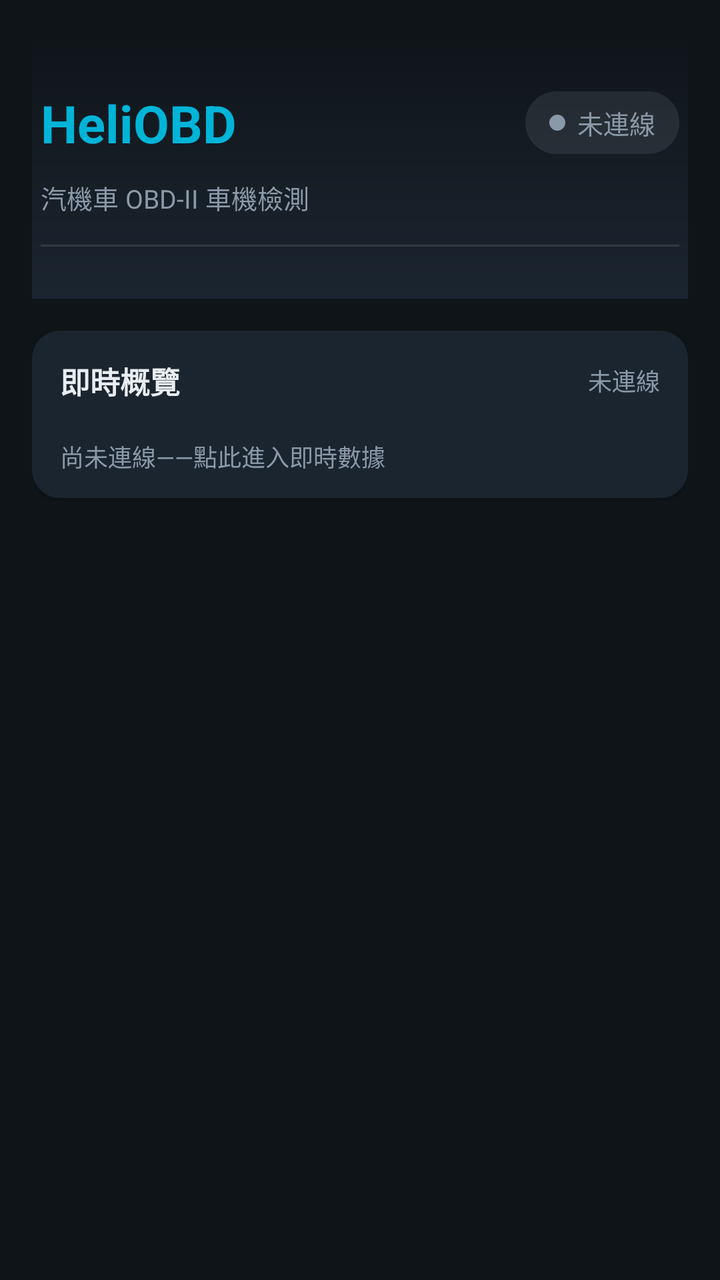
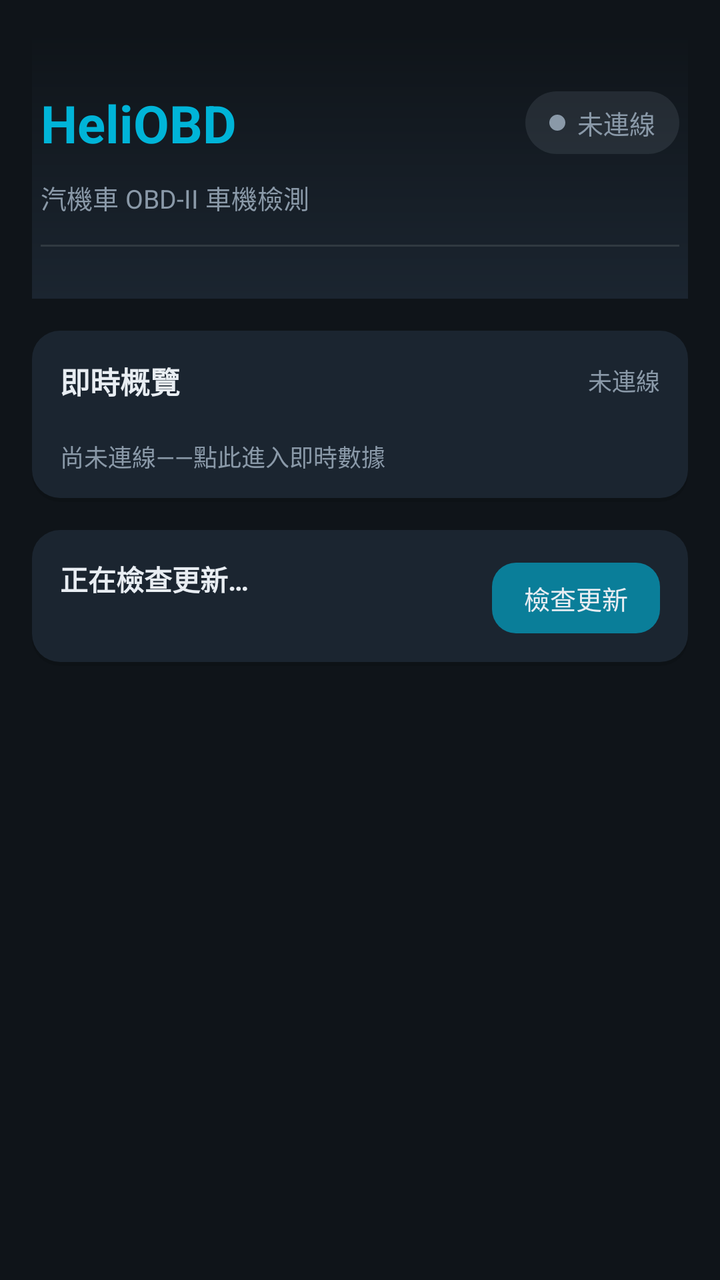

Compare the two renders of this Android layout. The source of the first and the diff that turns it into the second are given below.
<!-- AndroidManifest.xml: application theme Theme.HeliOBD -->
<!-- res/layout/activity_main.xml -->
<?xml version="1.0" encoding="utf-8"?>
<LinearLayout xmlns:android="http://schemas.android.com/apk/res/android"
    android:layout_width="match_parent"
    android:layout_height="match_parent"
    android:orientation="vertical"
    android:padding="16dp">

    
    <LinearLayout
        android:layout_width="match_parent"
        android:layout_height="wrap_content"
        android:layout_marginStart="-16dp"
        android:layout_marginEnd="-16dp"
        android:background="@drawable/bg_hero"
        android:orientation="vertical"
        android:paddingStart="20dp"
        android:paddingEnd="20dp"
        android:paddingTop="28dp"
        android:paddingBottom="26dp">

        
        <LinearLayout
            android:layout_width="match_parent"
            android:layout_height="wrap_content"
            android:gravity="center_vertical"
            android:orientation="horizontal">

            <TextView
                android:layout_width="wrap_content"
                android:layout_height="wrap_content"
                android:text="@string/app_name"
                android:textColor="@color/primary"
                android:textSize="26sp"
                android:textStyle="bold" />

            <Space
                android:layout_width="0dp"
                android:layout_height="1dp"
                android:layout_weight="1" />

            
            <LinearLayout
                android:id="@+id/status_pill"
                android:layout_width="wrap_content"
                android:layout_height="wrap_content"
                android:background="@drawable/bg_status_pill"
                android:gravity="center_vertical"
                android:orientation="horizontal"
                android:paddingStart="12dp"
                android:paddingEnd="12dp"
                android:paddingTop="6dp"
                android:paddingBottom="6dp">

                <View
                    android:id="@+id/status_dot"
                    android:layout_width="8dp"
                    android:layout_height="8dp"
                    android:layout_marginEnd="6dp"
                    android:background="@drawable/bg_status_dot" />

                <TextView
                    android:id="@+id/obd_status"
                    android:layout_width="wrap_content"
                    android:layout_height="wrap_content"
                    android:text="@string/obd_disconnected"
                    android:textColor="@color/text_secondary"
                    android:textSize="13sp" />
            </LinearLayout>
        </LinearLayout>

        
        <TextView
            android:layout_width="wrap_content"
            android:layout_height="wrap_content"
            android:layout_marginTop="10dp"
            android:text="@string/splash_tagline"
            android:textColor="@color/text_secondary"
            android:textSize="13sp" />

        
        <View
            android:layout_width="match_parent"
            android:layout_height="1dp"
            android:layout_marginTop="14dp"
            android:background="@color/stroke" />
    </LinearLayout>

    
    <androidx.core.widget.NestedScrollView
        android:layout_width="match_parent"
        android:layout_height="0dp"
        android:layout_marginTop="16dp"
        android:layout_weight="1"
        android:fillViewport="true">

        <LinearLayout
            android:layout_width="match_parent"
            android:layout_height="wrap_content"
            android:orientation="vertical">

            
            <LinearLayout
                android:id="@+id/dashboard_card"
                android:layout_width="match_parent"
                android:layout_height="wrap_content"
                android:layout_marginBottom="14dp"
                android:background="@drawable/bg_card"
                android:clickable="true"
                android:focusable="true"
                android:orientation="vertical"
                android:padding="14dp">

                <LinearLayout
                    android:layout_width="match_parent"
                    android:layout_height="wrap_content"
                    android:gravity="center_vertical"
                    android:orientation="horizontal">

                    <TextView
                        android:id="@+id/dashboard_title"
                        android:layout_width="0dp"
                        android:layout_height="wrap_content"
                        android:layout_weight="1"
                        android:text="@string/dashboard_title"
                        android:textColor="@color/text_primary"
                        android:textSize="15sp"
                        android:textStyle="bold" />

                    <TextView
                        android:id="@+id/dashboard_status"
                        android:layout_width="wrap_content"
                        android:layout_height="wrap_content"
                        android:text="@string/dashboard_status_idle"
                        android:textColor="@color/text_secondary"
                        android:textSize="12sp" />
                </LinearLayout>

                <LinearLayout
                    android:id="@+id/dashboard_grid"
                    android:layout_width="match_parent"
                    android:layout_height="wrap_content"
                    android:layout_marginTop="10dp"
                    android:orientation="vertical" />

                <TextView
                    android:id="@+id/dashboard_hint"
                    android:layout_width="wrap_content"
                    android:layout_height="wrap_content"
                    android:layout_marginTop="8dp"
                    android:text="@string/dashboard_hint_idle"
                    android:textColor="@color/text_secondary"
                    android:textSize="12sp" />
            </LinearLayout>

            <LinearLayout
                android:id="@+id/feature_container"
                android:layout_width="match_parent"
                android:layout_height="wrap_content"
                android:orientation="vertical" />
        </LinearLayout>
    </androidx.core.widget.NestedScrollView>

</LinearLayout>
<!-- resources referenced by this layout -->
<resources>
  <color name="primary">#00B4D8</color>
  <color name="stroke">#1AFFFFFF</color>
  <color name="text_primary">#E8EDF2</color>
  <color name="text_secondary">#8A99A8</color>
  <!-- drawable bg_card (drawable) -->
  <?xml version="1.0" encoding="utf-8"?>
  <layer-list xmlns:android="http://schemas.android.com/apk/res/android">
      
      <item android:top="2dp">
          <shape android:shape="rectangle">
              <solid android:color="#1F000000" />
              <corners android:radius="14dp" />
          </shape>
      </item>
      
      <item android:bottom="2dp">
          <shape android:shape="rectangle">
              <solid android:color="@color/surface" />
              <corners android:radius="14dp" />
          </shape>
      </item>
  </layer-list>
  <!-- drawable bg_hero (drawable) -->
  <?xml version="1.0" encoding="utf-8"?>
  <shape xmlns:android="http://schemas.android.com/apk/res/android" android:shape="rectangle">
      <gradient
          android:angle="270"
          android:startColor="@color/bg"
          android:endColor="@color/surface" />
  </shape>
  <!-- drawable bg_status_dot (drawable) -->
  <?xml version="1.0" encoding="utf-8"?>
  <shape xmlns:android="http://schemas.android.com/apk/res/android" android:shape="oval">
      <solid android:color="@color/text_secondary" />
  </shape>
  <!-- drawable bg_status_pill (drawable) -->
  <?xml version="1.0" encoding="utf-8"?>
  <shape xmlns:android="http://schemas.android.com/apk/res/android" android:shape="rectangle">
      <solid android:color="@color/pill_idle" />
      <corners android:radius="999dp" />
  </shape>
  <string name="app_name">HeliOBD</string>
  <string name="dashboard_hint_idle">尚未連線——點此進入即時數據</string>
  <string name="dashboard_status_idle">未連線</string>
  <string name="dashboard_title">即時概覽</string>
  <string name="obd_disconnected">未連線</string>
  <string name="splash_tagline">汽機車 OBD-II 車機檢測</string>
  <style name="Theme.HeliOBD" parent="Theme.AppCompat.DayNight.NoActionBar">
          <item name="colorPrimary">@color/primary</item>
          <item name="colorPrimaryDark">@color/primary_dark</item>
          <item name="colorAccent">@color/accent</item>
          <item name="android:windowBackground">@color/bg</item>
          <item name="android:statusBarColor">@color/bg</item>
          <item name="android:navigationBarColor">@color/bg</item>
          <item name="android:textColorPrimary">@color/text_primary</item>
          <item name="android:textColorSecondary">@color/text_secondary</item>
          
          <item name="android:windowLightStatusBar">@bool/window_light_status_bar</item>
          <item name="android:windowActionModeOverlay">true</item>
          <item name="android:windowNoTitle">true</item>
      </style>
  <color name="surface">#1B2530</color>
  <color name="bg">#0F1419</color>
  <color name="pill_idle">#268A99A8</color>
  <color name="primary_dark">#0A7E99</color>
  <color name="accent">#FF6B35</color>
</resources>

<!-- the commit's change to res/layout/activity_main.xml (unified diff, before → after) -->
@@ -152,6 +152,57 @@
                     android:textSize="12sp" />
             </LinearLayout>
 
+            
+            <LinearLayout
+                android:id="@+id/update_card"
+                android:layout_width="match_parent"
+                android:layout_height="wrap_content"
+                android:layout_marginBottom="14dp"
+                android:background="@drawable/bg_card"
+                android:gravity="center_vertical"
+                android:orientation="horizontal"
+                android:padding="14dp">
+
+                <LinearLayout
+                    android:layout_width="0dp"
+                    android:layout_height="wrap_content"
+                    android:layout_weight="1"
+                    android:orientation="vertical">
+
+                    <TextView
+                        android:id="@+id/update_status"
+                        android:layout_width="match_parent"
+                        android:layout_height="wrap_content"
+                        android:text="@string/update_ui_checking"
+                        android:textColor="@color/text_primary"
+                        android:textSize="14sp"
+                        android:textStyle="bold" />
+
+                    <TextView
+                        android:id="@+id/update_version"
+                        android:layout_width="match_parent"
+                        android:layout_height="wrap_content"
+                        android:layout_marginTop="3dp"
+                        android:textColor="@color/text_secondary"
+                        android:textSize="12sp" />
+                </LinearLayout>
+
+                <TextView
+                    android:id="@+id/update_btn"
+                    android:layout_width="wrap_content"
+                    android:layout_height="wrap_content"
+                    android:background="@drawable/bg_button"
+                    android:clickable="true"
+                    android:focusable="true"
+                    android:paddingStart="16dp"
+                    android:paddingEnd="16dp"
+                    android:paddingTop="8dp"
+                    android:paddingBottom="8dp"
+                    android:text="@string/update_ui_check"
+                    android:textColor="@color/text_primary"
+                    android:textSize="13sp" />
+            </LinearLayout>
+
             <LinearLayout
                 android:id="@+id/feature_container"
                 android:layout_width="match_parent"
<!-- resource entries referenced after the edit -->
@@ -4,6 +4,17 @@
   <color name="stroke">#1AFFFFFF</color>
   <color name="text_primary">#E8EDF2</color>
   <color name="text_secondary">#8A99A8</color>
+  <!-- drawable bg_button (drawable) -->
+  <?xml version="1.0" encoding="utf-8"?>
+  <selector xmlns:android="http://schemas.android.com/apk/res/android">
+      <item android:state_pressed="true" android:drawable="@drawable/bg_button_pressed" />
+      <item>
+          <shape android:shape="rectangle">
+              <solid android:color="@color/primary_dark" />
+              <corners android:radius="12dp" />
+          </shape>
+      </item>
+  </selector>
   <!-- drawable bg_card (drawable) -->
   <?xml version="1.0" encoding="utf-8"?>
   <layer-list xmlns:android="http://schemas.android.com/apk/res/android">
@@ -47,6 +58,8 @@
   <string name="dashboard_title">即時概覽</string>
   <string name="obd_disconnected">未連線</string>
   <string name="splash_tagline">汽機車 OBD-II 車機檢測</string>
+  <string name="update_ui_check">檢查更新</string>
+  <string name="update_ui_checking">正在檢查更新…</string>
   <style name="Theme.HeliOBD" parent="Theme.AppCompat.DayNight.NoActionBar">
           <item name="colorPrimary">@color/primary</item>
           <item name="colorPrimaryDark">@color/primary_dark</item>
@@ -61,10 +74,17 @@
           <item name="android:windowActionModeOverlay">true</item>
           <item name="android:windowNoTitle">true</item>
       </style>
+  <!-- drawable bg_button_pressed (drawable) -->
+  <?xml version="1.0" encoding="utf-8"?>
+  <shape xmlns:android="http://schemas.android.com/apk/res/android" android:shape="rectangle">
+      <solid android:color="@color/primary_pressed" />
+      <corners android:radius="12dp" />
+  </shape>
+  <color name="primary_dark">#0A7E99</color>
   <color name="surface">#1B2530</color>
   <color name="bg">#0F1419</color>
   <color name="pill_idle">#268A99A8</color>
-  <color name="primary_dark">#0A7E99</color>
   <color name="accent">#FF6B35</color>
+  <color name="primary_pressed">#086A80</color>
 </resources>
 
